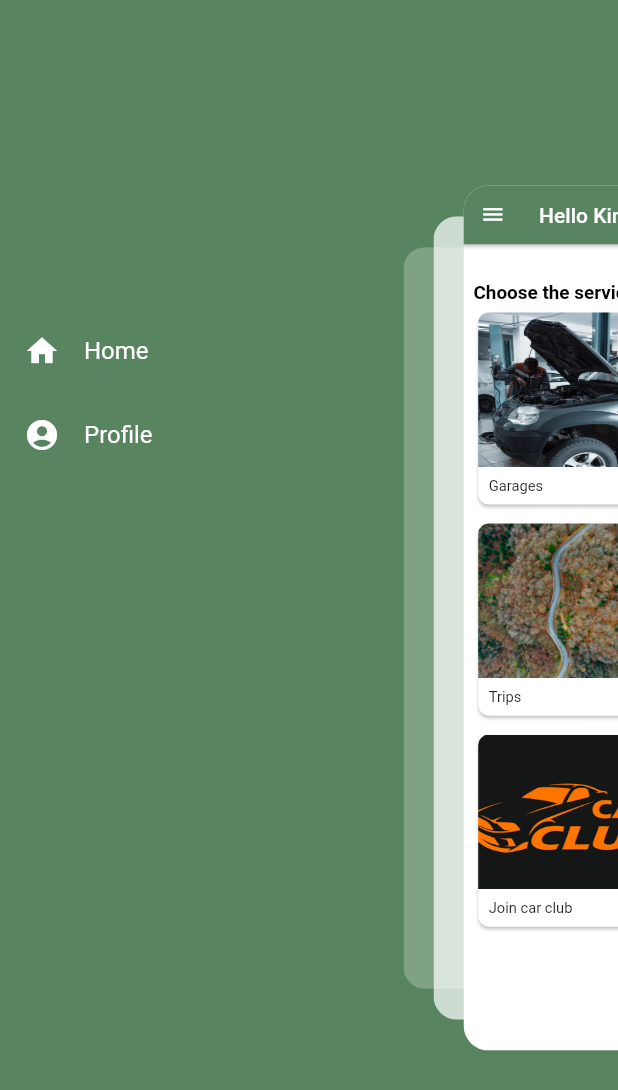
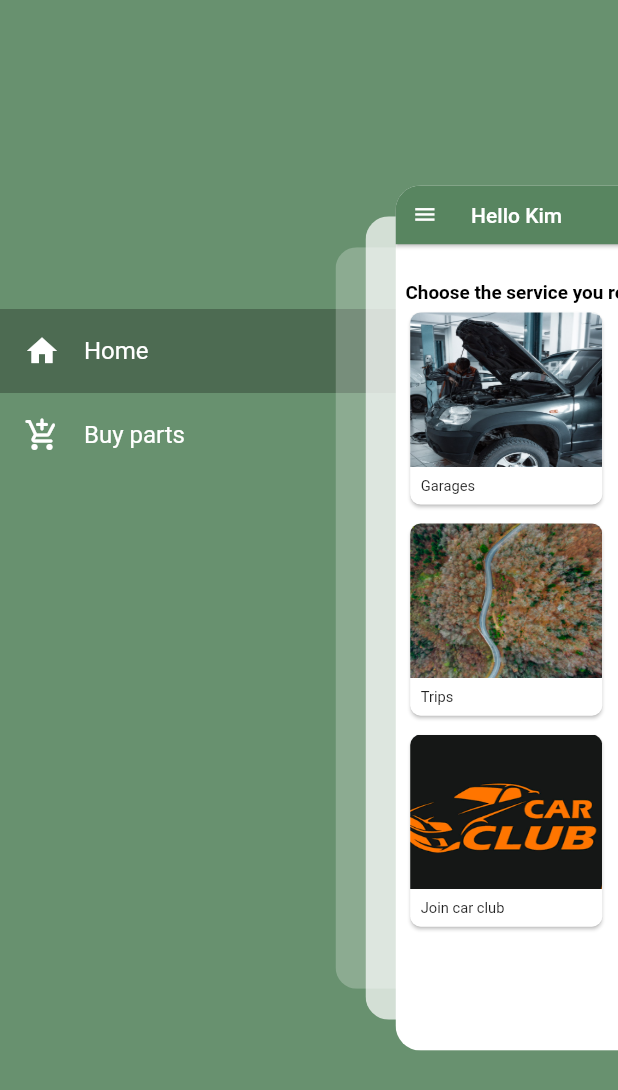
Before and after one commit to iZeroKim/Uado, a Flutter app: the DashBoard widget shown alone on an empty page, opened directly, after a tap on the "menu" icon, on a phone screen of 412 x 824 dp. Shown: the top 1090 px of the screen. Run offline on Flutter 3.47's test engine with Material 2 defaults, Android fonts, the phone set to English and light mode, and no system bars; drawn by our look-alikes of flutter_zoom_drawer; our stand-ins replace badges, flutter_dash, flutter_datetime_picker, getwidget, image_picker.

Commit message:
Navigate to screen on tap of navigation item and close drawer

```diff
--- a/lib/models/navigation/MenuItem.dart
+++ b/lib/models/navigation/MenuItem.dart
@@ -4,6 +4,6 @@ class MenuItem{
   final String title;
   final IconData icon;
 
-  MenuItem({required this.title, required this.icon});
+  const MenuItem(this.title, this.icon);
 
 }
--- a/lib/screens/dash_board.dart
+++ b/lib/screens/dash_board.dart
@@ -10,7 +10,6 @@ import '../models/navigation/MenuItem.dart' as App;
 import '../screens/trip/trips.dart';
 import 'mechanic/mechanic_list.dart';
 
-
 class DashBoard extends StatefulWidget {
   const DashBoard({Key? key}) : super(key: key);
 
@@ -19,63 +18,100 @@ class DashBoard extends StatefulWidget {
 }
 
 class _DashBoardState extends State<DashBoard> {
+  App.MenuItem currentItem = MenuItems.home;
 
   @override
-  Widget build(BuildContext context){
+  Widget build(BuildContext context) {
+    Widget getScreen(){
+      Widget screen = DashBoardInfo();
+      switch(currentItem){
+        case MenuItems.profile:
+          screen = PartsList();
+      }
+      return screen;
+    }
+    return ZoomDrawer(
+      mainScreen: getScreen(),
+      menuScreen: Builder(
+        builder: (context) {
+          return MenuPage(
+            currentItem: currentItem,
+            onSelectedItem: (item) {
+              setState(() => currentItem = item);
 
-    return ZoomDrawer(
-      mainScreen: DashBoardInfo(),
-      menuScreen: MenuPage(),
+              ZoomDrawer.of(context)!.close();
+            },
+
+          );
+        }
+      ),
       borderRadius: 24.0,
       showShadow: true,
+      androidCloseOnBackTap: true,
+      menuBackgroundColor: const Color.fromRGBO(88, 133, 96, 0.9),
       angle: 0.0,
-      slideWidth: MediaQuery.of(context).size.width*.75,
+      slideWidth: MediaQuery.of(context).size.width * .64,
       openCurve: Curves.fastOutSlowIn,
       closeCurve: Curves.bounceIn,
     );
 
+
   }
 }
 
+class MenuItems {
+  static const home = App.MenuItem("Home", Icons.home);
+  static const profile = App.MenuItem("Buy parts", Icons.add_shopping_cart_rounded);
+
+  static const all = <App.MenuItem>[home, profile];
+}
+
 class MenuPage extends StatelessWidget {
-  const MenuPage({Key? key}) : super(key: key);
+  final App.MenuItem currentItem;
+  final ValueChanged<App.MenuItem> onSelectedItem;
+
+  const MenuPage(
+      {Key? key, required this.currentItem, required this.onSelectedItem})
+      : super(key: key);
 
   @override
   Widget build(BuildContext context) {
-    var home = App.MenuItem(title:"Home",icon: Icons.home) ;
-    var profile =App.MenuItem(title:"Profile", icon: Icons.account_circle_rounded) ;
-
-    List<App.MenuItem> items =  [];
-    items.add(home);
-    items.add(profile);
     return Scaffold(
-      backgroundColor: const Color.fromRGBO(88,133,96, 1),
+      backgroundColor: const Color.fromRGBO(88, 133, 96, 0.0),
       body: SafeArea(
         child: Column(
           children: [
             Spacer(),
             Expanded(
                 child: ListView.builder(
-                    itemCount: items.length,
+                    itemCount: MenuItems.all.length,
                     itemBuilder: (context, index) {
-                      var  item = items[index];
+                      var item = MenuItems.all[index];
                       return ListTile(
+                        selected: currentItem == item,
+                        selectedTileColor: Colors.black26,
+                        selectedColor: Colors.white,
                         minLeadingWidth: 20,
-                        leading: Icon(item.icon, color: Colors.white,),
-                        title: Text(item.title, style: TextStyle(color: Colors.white),),
-                        onTap: (){
-                          print(item.title);
-                        },
+                        leading: Icon(
+                          item.icon,
+                          color: Colors.white,
+                        ),
+                        title: Text(
+                          item.title,
+                          style: TextStyle(color: Colors.white),
+                        ),
+                        onTap: () => onSelectedItem(item),
                       );
                     })),
-            Spacer(flex: 2,)
+            Spacer(
+              flex: 2,
+            )
           ],
         ),
       ),
     );
   }
 }
-
 
 class DashBoardInfo extends StatefulWidget {
   const DashBoardInfo({Key? key}) : super(key: key);
@@ -105,24 +141,37 @@ class _DashBoardInfoState extends State<DashBoardInfo> {
         name: "Trips", imagePath: "assets/images/trip.jpg", link: Trips());
     AppService insurance =
         AppService(name: "Insurance", imagePath: "assets/images/car.jpg");
-    AppService parts =
-        AppService(name: "Buy part", imagePath: "assets/images/mechanic.png", link: PartsList());
+    AppService parts = AppService(
+        name: "Buy part",
+        imagePath: "assets/images/mechanic.png",
+        link: PartsList());
     AppService clubs = AppService(
-        name: "Join car club", imagePath: "assets/images/clubs.png", link: ClubList());
+        name: "Join car club",
+        imagePath: "assets/images/clubs.png",
+        link: ClubList());
     AppService buy = AppService(
-
         name: "Buy/Sell car", imagePath: "assets/images/mechanic.png");
 
-    List<AppService> services = [garages, records, trips, freelancers, clubs, parts];
+    List<AppService> services = [
+      garages,
+      records,
+      trips,
+      freelancers,
+      clubs,
+      parts
+    ];
     return Scaffold(
       backgroundColor: Colors.white,
       appBar: AppBar(
         title: const Text("Hello Kim"),
-        backgroundColor: const Color.fromRGBO(88,133,96, 1),
+        backgroundColor: const Color.fromRGBO(88, 133, 96, 1),
         elevation: 1.0,
         leading: IconButton(
-            onPressed: ()=>ZoomDrawer.of(context)!.toggle(),
-            icon: Icon(Icons.menu, color: Colors.white,)),
+            onPressed: () => ZoomDrawer.of(context)!.toggle(),
+            icon: Icon(
+              Icons.menu,
+              color: Colors.white,
+            )),
       ),
       body: ListView(
         children: [
@@ -241,7 +290,6 @@ class _DashBoardInfoState extends State<DashBoardInfo> {
                                             fit: BoxFit.fill),
                                       ),
                                     )),
-
                                     Padding(
                                         padding: EdgeInsets.all(10.0),
                                         child: Text(
--- a/lib/screens/parts/parts_list.dart
+++ b/lib/screens/parts/parts_list.dart
@@ -1,5 +1,6 @@
 import 'package:badges/badges.dart';
 import 'package:flutter/material.dart';
+import 'package:flutter_zoom_drawer/flutter_zoom_drawer.dart';
 import 'package:provider/provider.dart';
 import 'package:uado/models/Part.dart';
 import 'package:uado/providers/cart_provider.dart';
@@ -35,6 +36,13 @@ class _PartsListState extends State<PartsList> {
         backgroundColor: const Color.fromRGBO(88,133,96, 1),
         elevation: 1.0,
         title: const Text("Buy parts", style: TextStyle(color: Colors.white),),
+
+        leading: IconButton(
+            onPressed: () => ZoomDrawer.of(context)!.toggle(),
+            icon: Icon(
+              Icons.menu,
+              color: Colors.white,
+            )),
         actions: [
           IconButton(
             icon: const Icon(
```
